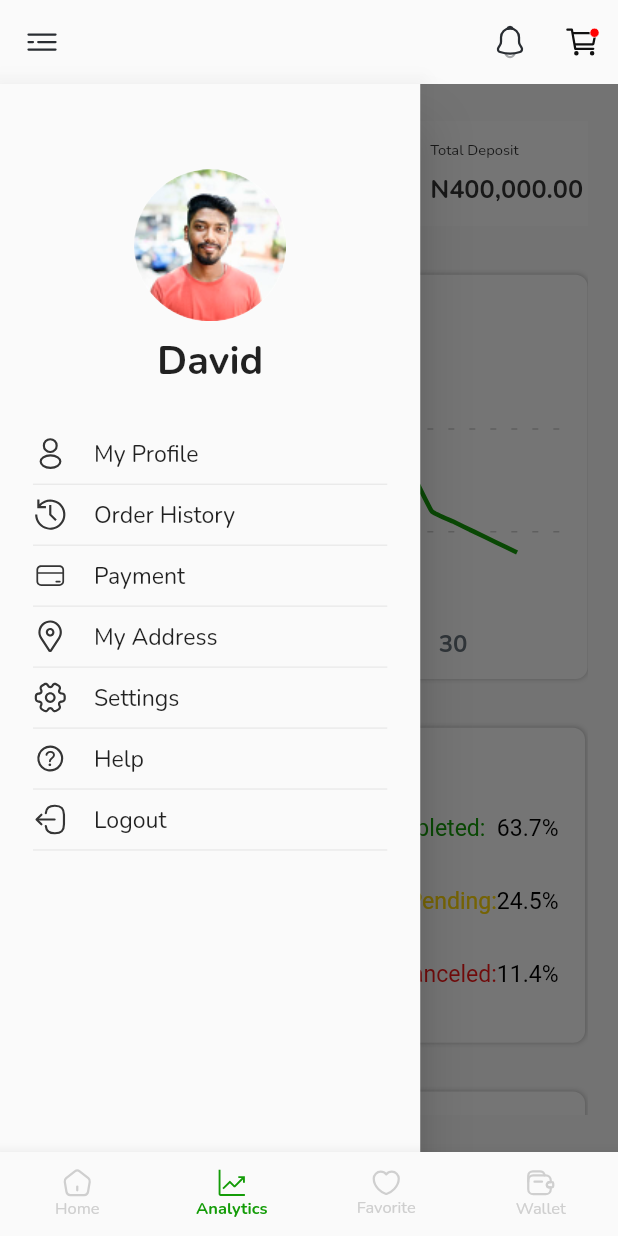
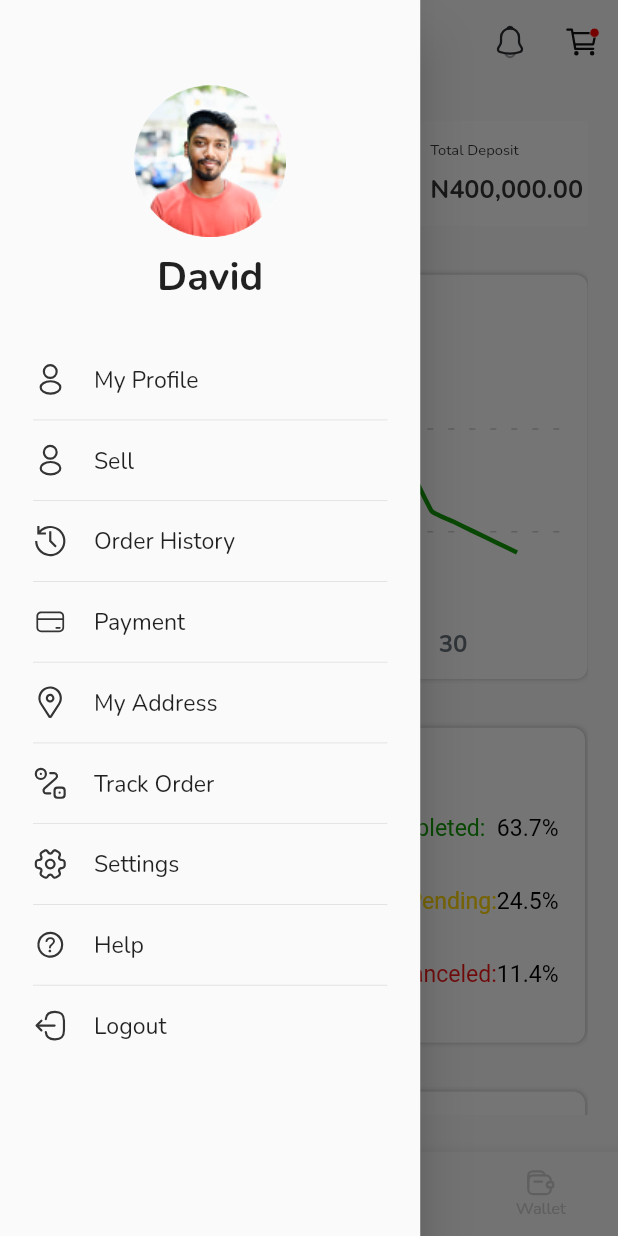
Before and after one commit to Gfash436/GoFarmNG, a Flutter app: the screen it shows after launch, item 2 of the bottom bar chosen, with the side drawer open, on a phone screen of 412 x 824 dp. Run offline on Flutter 3.47's test engine with Material 2 defaults, Android fonts, the phone set to English and light mode, and no system bars; drawn by our look-alikes of fl_chart; our stand-ins replace dropdown_button2, flutter_svg, google_sign_in, shared_preferences; network calls fail.

Commit message:
remodeled appdrawer

```diff
--- a/lib/Provider/AuthProvider/fetchdata_provider.dart
+++ b/lib/Provider/AuthProvider/fetchdata_provider.dart
@@ -1,13 +1,14 @@
 // Fetch all products
-  import 'dart:convert';
+import 'dart:convert';
 import 'package:flutter/cupertino.dart';
 import 'package:http/http.dart' as http;
 import '../../models/products.dart';
 import 'dbProvider.dart';
 
-class FetchDataProvider extends ChangeNotifier{
+class FetchDataProvider extends ChangeNotifier {
   Future<AllProducts> fetchAllProducts() async {
-    const String url = "https://gofarmng.herokuapp.com/api/v1/findall";
+    const String url = "https://gofarm-ng.vercel.app/api/v1/findall";
+    // const String url = "https://gofarmng.herokuapp.com/api/v1/findall";
     // const String url = "https://gofarmng.herokuapp.com/api/v1/findall?page=1&limit=5";
     String accessToken = await DatabaseProvider().getToken();
     print("This is the gotten token: $accessToken");
@@ -29,5 +30,5 @@ class FetchDataProvider extends ChangeNotifier{
       }
       throw Exception("Something is wrong");
     });
-
-  }}
+  }
+}
--- a/lib/Screens/analytics_screen/analytics_screen.dart
+++ b/lib/Screens/analytics_screen/analytics_screen.dart
@@ -10,7 +10,7 @@ import 'pie_chart/pie_chart.dart';
 import 'recent_orders/recent_orders.dart';
 
 class AnalyticsScreen extends StatelessWidget {
-  AnalyticsScreen({super.key});
+  const AnalyticsScreen({super.key});
   // final scafoldKey = GlobalKey<ScaffoldState>();
 
   @override
@@ -19,7 +19,7 @@ class AnalyticsScreen extends StatelessWidget {
     return Scaffold(
       // key: scafoldKey,
       // appBar: appBar(context, scafoldKey),
-      drawer: const AppDrawer(),
+      // drawer: const AppDrawer(),
       body: Padding(
         padding: EdgeInsets.symmetric(
           horizontal: getProportionateScreenHeight(20),
--- a/lib/Screens/favorite_screen/favorite_screen.dart
+++ b/lib/Screens/favorite_screen/favorite_screen.dart
@@ -15,7 +15,7 @@ class FavoriteScreen extends StatelessWidget {
     return Scaffold(
       // key: scafoldKey,
       // appBar: appBar(context, scafoldKey),
-      drawer: const AppDrawer(),
+      // drawer: const AppDrawer(),
       body: Padding(
         padding: EdgeInsets.symmetric(
           horizontal: getProportionateScreenWidth(16),
--- a/lib/Screens/home_screen/app_bar.dart
+++ b/lib/Screens/home_screen/app_bar.dart
@@ -4,7 +4,7 @@ import 'package:flutter_svg/flutter_svg.dart';
 import '../cart_screen/cart_screen.dart';
 import '../notification_screen/notification_screen.dart';
 
-AppBar appBar(BuildContext context, final scafoldKey) {
+AppBar appBar(BuildContext context, GlobalKey<ScaffoldState>key) {
   return AppBar(
     backgroundColor: Colors.transparent,
     elevation: 0,
@@ -12,7 +12,7 @@ AppBar appBar(BuildContext context, final scafoldKey) {
       icon: SvgPicture.asset(
         "assets/icons/menu.svg",
       ),
-      onPressed: () => scafoldKey.currentState!.openDrawer(),
+      onPressed: () => key.currentState!.openDrawer(),
     ),
     actions: [
       // IconButton(
--- a/lib/Screens/home_screen/app_drawer.dart
+++ b/lib/Screens/home_screen/app_drawer.dart
@@ -1,16 +1,20 @@
 import 'package:flutter/material.dart';
+import 'package:flutter_svg/svg.dart';
+import 'package:gofarmng/Screens/cart_screen/cart_screen.dart';
 import 'package:gofarmng/Widgets/myText.dart';
 import 'package:google_sign_in/google_sign_in.dart';
 
 import '../../Constants/google_sign_in.dart';
 import '../../Constants/size_config.dart';
 import '../../Utilities/routers.dart';
-import '../../Widgets/button.dart';
 import '../Authentication/loginPage.dart';
 
 class AppDrawer extends StatelessWidget {
   final GoogleSignInAccount? user;
-  const AppDrawer({Key? key, this.user}) : super(key: key);
+  const AppDrawer({
+    super.key,
+    this.user,
+  });
 
   @override
   Widget build(BuildContext context) {
@@ -46,7 +50,7 @@ class AppDrawer extends StatelessWidget {
                         ),
                       ),
                       myText(
-                        text: 'David',
+                        text: "David",
                         fontWeight: FontWeight.bold,
                         fontSize: getProportionateScreenWidth(
                           24,
@@ -61,28 +65,38 @@ class AppDrawer extends StatelessWidget {
                   ),
                 ),
                 Expanded(
-                  child: Column(
-                    children: [
-                      drawerButton(context, 'My Profile',
-                          'assets/icons/Myprofile.svg', () {}),
-                      drawerButton(context, 'Order History',
-                          'assets/icons/history.svg', () {}),
-                      drawerButton(context, 'Payment',
-                          'assets/icons/payment.svg', () {}),
-                      drawerButton(context, 'My Address',
-                          'assets/icons/location.svg', () {}),
-                      drawerButton(context, 'Settings',
-                          'assets/icons/settings.svg', () {}),
-                      drawerButton(
-                          context, 'Help', 'assets/icons/help.svg', () {}),
-                      drawerButton(context, 'Logout', 'assets/icons/logout.svg',
-                          () async {
-                        await GoogleSignInApi.logout();
-
-                        PageNavigator(ctx: context)
-                            .nextPageOnly(page: const LoginPage());
-                      }),
-                    ],
+                  // height: getProportionateScreenHeight(360),
+                  child: ListView.separated(
+                    itemCount: getList(context).length,
+                    separatorBuilder: (context, index) => Divider(
+                      thickness: .5,
+                      height: getProportionateScreenWidth(16),
+                    ),
+                    itemBuilder: (context, index) => InkWell(
+                      onTap: getList(context)[index]["onTap"],
+                      child: Padding(
+                        padding: EdgeInsets.symmetric(
+                            vertical: getProportionateScreenWidth(6)),
+                        child: Row(
+                          children: [
+                            SvgPicture.asset(
+                              "${getList(context)[index]["icon"]}",
+                              height: getProportionateScreenWidth(21),
+                              width: getProportionateScreenWidth(21),
+                            ),
+                            SizedBox(
+                              width: getProportionateScreenWidth(
+                                16,
+                              ),
+                            ),
+                            myText(
+                              text: "${getList(context)[index]["title"]}",
+                              fontSize: getProportionateScreenWidth(14),
+                            )
+                          ],
+                        ),
+                      ),
+                    ),
                   ),
                 ),
               ],
@@ -92,4 +106,65 @@ class AppDrawer extends StatelessWidget {
       ),
     );
   }
+
+  List<Map<String, dynamic>> getList(BuildContext context) {
+    return [
+      {
+        "icon": "assets/icons/Myprofile.svg",
+        "title": "My Profile",
+        "onTap": () {}
+      },
+      {
+        "icon": "assets/icons/Myprofile.svg",
+        "title": "Sell",
+        "onTap": () {},
+      },
+      {
+        "icon": "assets/icons/history.svg",
+        "title": "Order History",
+        "onTap": () {}
+      },
+      {
+        "icon": "assets/icons/payment.svg",
+        "title": "Payment",
+        "onTap": () {},
+      },
+      {
+        "icon": "assets/icons/location.svg",
+        "title": "My Address",
+        "onTap": () {}
+      },
+      {
+        "icon": "assets/icons/track_order.svg",
+        "title": "Track Order",
+        "onTap": () {}
+      },
+      {
+        "icon": "assets/icons/settings.svg",
+        "title": "Settings",
+        "onTap": () {}
+      },
+      {
+        "icon": "assets/icons/help.svg",
+        "title": "Help",
+        "onTap": () {
+          Navigator.of(context).push(
+            MaterialPageRoute(
+              builder: (context) => const CartScreen(),
+            ),
+          );
+        }
+      },
+      {
+        "icon": "assets/icons/logout.svg",
+        "title": "Logout",
+        "onTap": () async {
+          await GoogleSignInApi.logout();
+          PageNavigator(ctx: context).nextPageOnly(
+            page: const LoginPage(),
+          );
+        }
+      },
+    ];
+  }
 }
--- a/lib/Screens/home_screen/home_screen.dart
+++ b/lib/Screens/home_screen/home_screen.dart
@@ -8,6 +8,7 @@ import 'package:gofarmng/Screens/wallet_screen/wallet_screen.dart';
 import 'package:google_sign_in/google_sign_in.dart';
 
 import 'app_bar.dart';
+import 'app_drawer.dart';
 import 'bottom_navBar.dart';
 import 'home_screen_body.dart';
 
@@ -49,7 +50,10 @@ class _HomeScreenState extends State<HomeScreen> {
     return Scaffold(
       key: scafoldKey,
       appBar: appBar(context, scafoldKey),
-      body: SafeArea(child: _pages[_selectedIndex]),
+      drawer: AppDrawer(),
+      body: SafeArea(
+        child: _pages[_selectedIndex],
+      ),
       bottomNavigationBar:
           NavBar(navigatoTo: navigatoTo, selectedIndex: _selectedIndex),
     );
--- a/lib/Screens/home_screen/home_screen_body.dart
+++ b/lib/Screens/home_screen/home_screen_body.dart
@@ -1,7 +1,5 @@
 import 'package:flutter/material.dart';
 import 'package:gofarmng/Provider/AuthProvider/authProvider.dart';
-import 'package:gofarmng/Screens/home_screen/app_bar.dart';
-import 'package:gofarmng/Screens/home_screen/app_drawer.dart';
 import 'package:provider/provider.dart';
 
 import '../../Constants/size_config.dart';
@@ -22,7 +20,6 @@ class HomeScreenBody extends StatelessWidget {
     return Scaffold(
       // key: scafoldKey,
       // appBar: appBar(context, scafoldKey),
-      drawer: const AppDrawer(),
       body: Consumer<AuthenticationProvider>(builder: (_, data, __) {
         return SingleChildScrollView(
           child: Padding(
```
